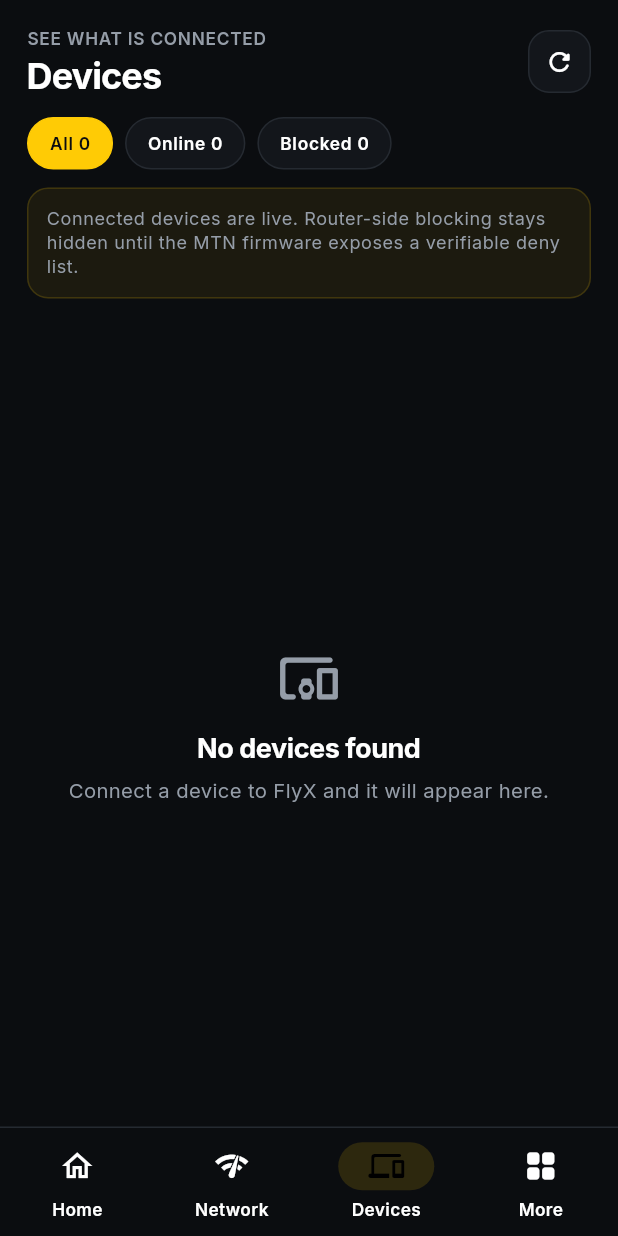
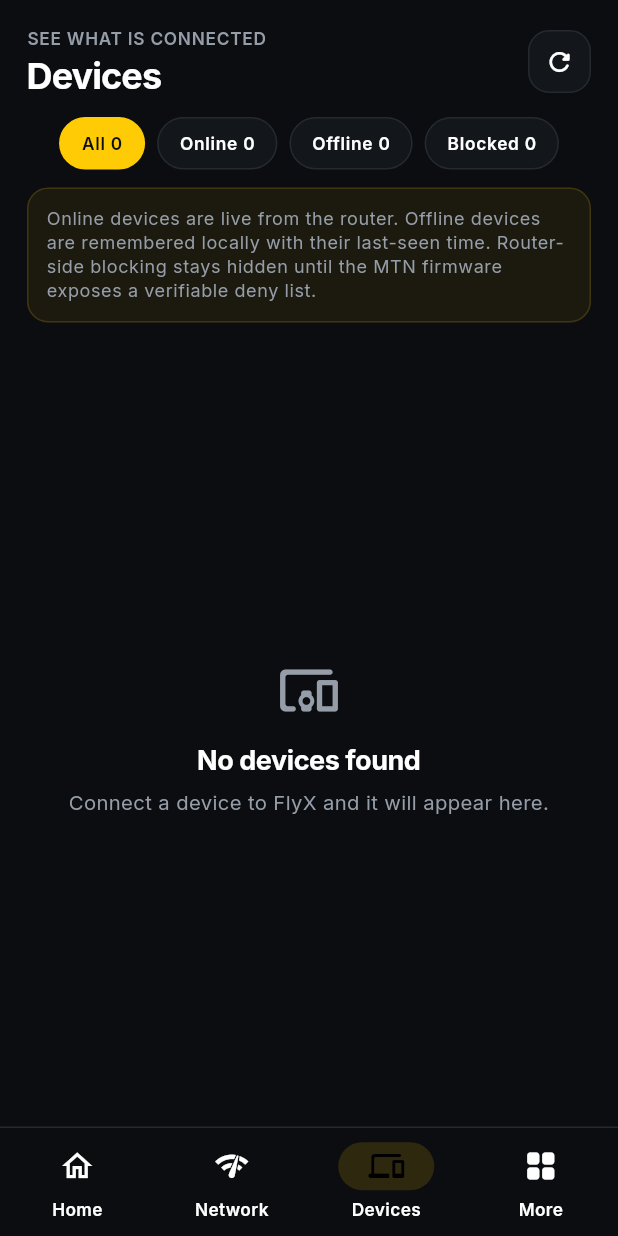
Before and after one commit to drinoayo/flyx-control, a Flutter app: the AppShell screen opened directly, item 3 of the bottom bar chosen, on a phone screen of 412 x 824 dp. Run offline on Flutter 3.47's test engine with Material 3 defaults, Android fonts, the phone set to English and light mode, and no system bars; our stand-ins replace dio, flutter_secure_storage, google_fonts, sqflite; accounts and stored records are empty.

Commit message:
Add remembered offline device view

```diff
--- a/lib/screens/devices_screen.dart
+++ b/lib/screens/devices_screen.dart
@@ -22,8 +22,14 @@ class _DevicesScreenState extends State<DevicesScreen> {
     final controller = AppScope.of(context);
     final all = controller.devices;
     final online = all.where((d) => d.online && !d.blocked).toList();
+    final offline = all.where((d) => !d.online && !d.blocked).toList();
     final blocked = all.where((d) => d.blocked).toList();
-    final visible = switch (filter) { 1 => online, 2 => blocked, _ => all };
+    final visible = switch (filter) {
+      1 => online,
+      2 => offline,
+      3 => blocked,
+      _ => all,
+    };
 
     return SafeArea(
       child: Column(
@@ -49,7 +55,8 @@ class _DevicesScreenState extends State<DevicesScreen> {
               ),
             ),
           ),
-          Padding(
+          SingleChildScrollView(
+            scrollDirection: Axis.horizontal,
             padding: const EdgeInsets.symmetric(horizontal: 18),
             child: Row(
               children: [
@@ -66,9 +73,15 @@ class _DevicesScreenState extends State<DevicesScreen> {
                 ),
                 const SizedBox(width: 8),
                 _FilterChip(
-                  label: 'Blocked ${blocked.length}',
+                  label: 'Offline ${offline.length}',
                   selected: filter == 2,
                   onTap: () => setState(() => filter = 2),
+                ),
+                const SizedBox(width: 8),
+                _FilterChip(
+                  label: 'Blocked ${blocked.length}',
+                  selected: filter == 3,
+                  onTap: () => setState(() => filter = 3),
                 ),
               ],
             ),
@@ -88,7 +101,7 @@ class _DevicesScreenState extends State<DevicesScreen> {
                   ),
                 ),
                 child: Text(
-                  'Connected devices are live. Router-side blocking stays hidden until the MTN firmware exposes a verifiable deny list.',
+                  'Online devices are live from the router. Offline devices are remembered locally with their last-seen time. Router-side blocking stays hidden until the MTN firmware exposes a verifiable deny list.',
                   style: Theme.of(context).textTheme.bodySmall?.copyWith(
                         color: FlyxColors.muted,
                       ),
@@ -320,14 +333,20 @@ class _EmptyDevices extends StatelessWidget {
             ),
             const SizedBox(height: 14),
             Text(
-              filter == 2 ? 'No blocked devices' : 'No devices found',
+              switch (filter) {
+                2 => 'No offline devices',
+                3 => 'No blocked devices',
+                _ => 'No devices found',
+              },
               style: Theme.of(context).textTheme.titleLarge,
             ),
             const SizedBox(height: 7),
             Text(
-              filter == 2
-                  ? 'Blocked devices will stay visible here once router-side blocking is verified.'
-                  : 'Connect a device to FlyX and it will appear here.',
+              switch (filter) {
+                2 => 'Devices you have seen before will appear here after they leave the network.',
+                3 => 'Blocked devices will stay visible here once router-side blocking is verified.',
+                _ => 'Connect a device to FlyX and it will appear here.',
+              },
               textAlign: TextAlign.center,
               style: Theme.of(context).textTheme.bodyMedium?.copyWith(
                     color: FlyxColors.muted,
```
